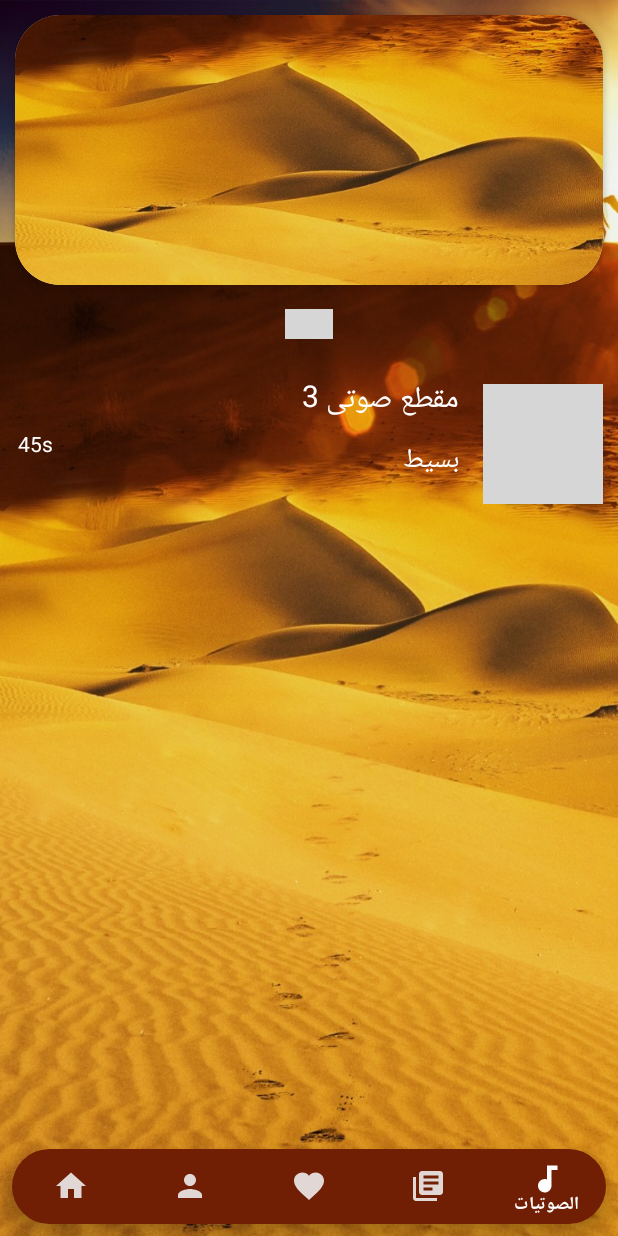
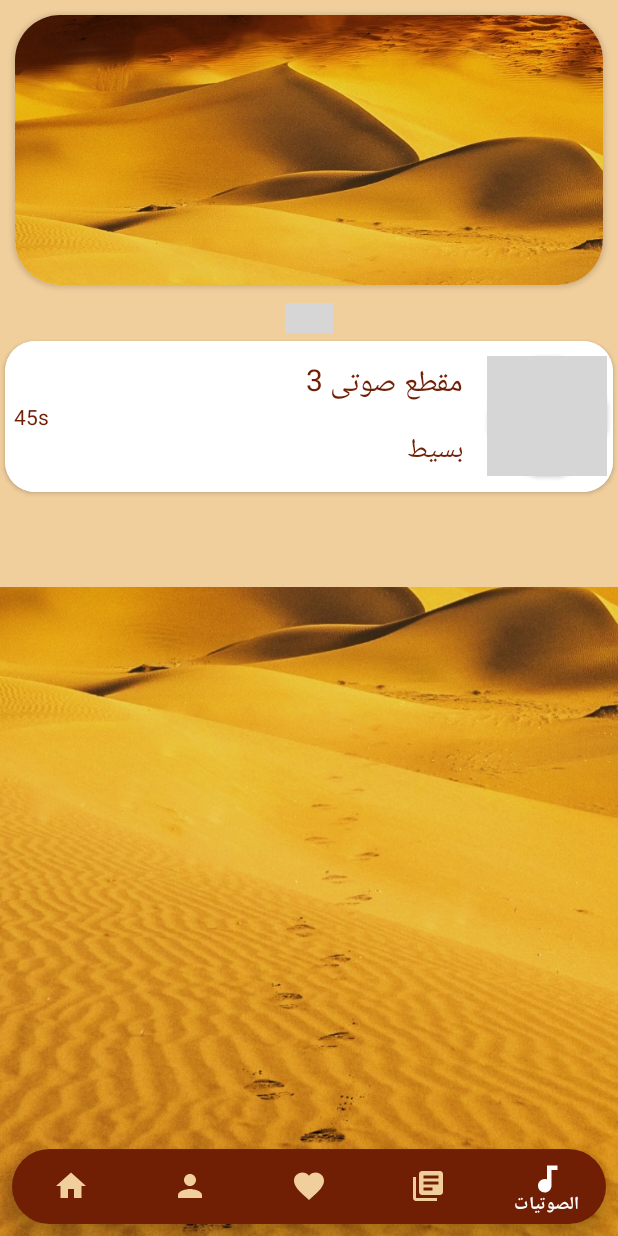
Before and after one commit to Graduate-Project/Fabehodahom-Eqtadih, an Android app: the screen it shows after launch (MainActivity), item 5 of the bottom bar chosen, on a phone screen of 412 x 824 dp. Run offline under Robolectric (Android 15) with nearby library versions, the phone set to English and light mode, and no system bars; our stand-ins replace data binding; plain views replace CircleIndicator; pictures from the network do not load; 1 statement that could not run was skipped; grey boxes are pictures that could not be loaded.

Commit message:
some edit

```diff
--- a/app/src/main/java/com/example/myproject/Adapter/SlideShowAdapterAudio.java
+++ b/app/src/main/java/com/example/myproject/Adapter/SlideShowAdapterAudio.java
@@ -17,59 +17,53 @@ import com.example.myproject.pojo.AudioData;
 import java.util.ArrayList;
 
 public class SlideShowAdapterAudio extends PagerAdapter {
-
     private Context context;
     LayoutInflater inflater;
-
     RecyclerAudioAdapter audioAdapter;
-
     public int[] audio_series = {
             R.drawable.back,
             R.drawable.splash
     };
-
-
     public SlideShowAdapterAudio(Context context) {
         this.context = context;
     }
-
     public SlideShowAdapterAudio(Context context, RecyclerAudioAdapter audioAdapter) {
-
         this.context = context;
-        this.audioAdapter = audioAdapter;
-    }
-
+        this.audioAdapter = audioAdapter; }
     @Override
     public int getCount() {
-
         return audio_series.length;
     }
-
     @Override
     public boolean isViewFromObject(@NonNull View view, @NonNull Object object) {
-
         return (view == (LinearLayout) object);
     }
-
     @NonNull
     @Override
     public Object instantiateItem(@NonNull ViewGroup container, int position) {
-
         inflater = (LayoutInflater) context.getSystemService(context.LAYOUT_INFLATER_SERVICE);
-
         View view_audio = inflater.inflate(R.layout.slide_show_audio, container, false);
-
         ImageView audio_img = view_audio.findViewById(R.id.image_slide_audio_id);
-
         // use glide library to load image faster
         Glide.with(context).load(audio_series[position]).into(audio_img);
-
         // arrays for recycle
         ArrayList<AudioData> audios1 = new ArrayList<>();
         audios1.add(new AudioData(R.drawable.back, "مقطع صوتى 1", "بسيط", 20 + "s"));
         audios1.add(new AudioData(R.drawable.back, "مقطع صوتى 2", "بسيط", 50 + "s"));
+        audios1.add(new AudioData(R.drawable.back, "مقطع صوتى 1", "بسيط", 20 + "s"));
+        audios1.add(new AudioData(R.drawable.back, "مقطع صوتى 2", "بسيط", 50 + "s"));
+        audios1.add(new AudioData(R.drawable.back, "مقطع صوتى 1", "بسيط", 20 + "s"));
+        audios1.add(new AudioData(R.drawable.back, "مقطع صوتى 2", "بسيط", 50 + "s"));
+        audios1.add(new AudioData(R.drawable.back, "مقطع صوتى 1", "بسيط", 20 + "s"));
+        audios1.add(new AudioData(R.drawable.back, "مقطع صوتى 2", "بسيط", 50 + "s"));
 
         ArrayList<AudioData> audios2 = new ArrayList<>();
+        audios2.add(new AudioData(R.drawable.splash, "مقطع صوتى 3", "بسيط", 45 + "s"));
+        audios2.add(new AudioData(R.drawable.splash, "مقطع صوتى 6", "بسيط", 20 + "s"));
+        audios2.add(new AudioData(R.drawable.splash, "مقطع صوتى 3", "بسيط", 45 + "s"));
+        audios2.add(new AudioData(R.drawable.splash, "مقطع صوتى 6", "بسيط", 20 + "s"));
+        audios2.add(new AudioData(R.drawable.splash, "مقطع صوتى 3", "بسيط", 45 + "s"));
+        audios2.add(new AudioData(R.drawable.splash, "مقطع صوتى 6", "بسيط", 20 + "s"));
         audios2.add(new AudioData(R.drawable.splash, "مقطع صوتى 3", "بسيط", 45 + "s"));
         audios2.add(new AudioData(R.drawable.splash, "مقطع صوتى 6", "بسيط", 20 + "s"));
 
@@ -80,22 +74,18 @@ public class SlideShowAdapterAudio extends PagerAdapter {
                     case 0:
                         audioAdapter.setData(audios1);
                         break;
-
                     case 1:
                         audioAdapter.setData(audios2);
                         break;
                 }
-
             }
         });
         container.addView(view_audio);
-
         return view_audio;
     }
 
     @Override
     public void destroyItem(@NonNull ViewGroup container, int position, @NonNull Object object) {
-
         container.removeView((LinearLayout) object);
     }
 
--- a/app/src/main/java/com/example/myproject/home/HomeFragment.java
+++ b/app/src/main/java/com/example/myproject/home/HomeFragment.java
@@ -35,8 +35,7 @@ public class HomeFragment extends Fragment {
             @Override
             public void onClick(View view) {
 
-                    Intent i = new Intent(getActivity(), ContentLibrary.class);
-                    startActivity(i);
+
 //                FragmentTransaction transaction = getFragmentManager().beginTransaction();
 //                // Replace whatever is in the fragment_container view with this fragment,
 //                // and add the transaction to the back stack
--- a/app/src/main/java/com/example/myproject/room/SehapaDao.java
+++ b/app/src/main/java/com/example/myproject/room/SehapaDao.java
@@ -12,7 +12,4 @@ public interface SehapaDao {
 
 @Query("select * from Sehapa_table")
 List<Sehapa> getSehapa();
-
-
-
 }
--- a/app/src/main/res/layout/fragment_audio.xml
+++ b/app/src/main/res/layout/fragment_audio.xml
@@ -6,9 +6,14 @@
 
     </data>
 
+    <ScrollView
+        android:layout_width="match_parent"
+        android:layout_height="match_parent">
+
         <RelativeLayout
             android:layout_width="match_parent"
-        android:layout_height="match_parent"
+            android:layout_height="wrap_content"
+            android:background="@color/light_brown"
             tools:context=".audio.AudioFragment">
 
 
@@ -21,18 +26,17 @@
                 android:id="@+id/circle_indicator_audio_series"
                 android:layout_width="wrap_content"
                 android:layout_height="20dp"
-            android:layout_margin="6dp"
                 android:layout_below="@+id/view_pager_audio_series"
                 android:layout_centerHorizontal="true"
-            android:background="@color/brown" />
+                android:layout_margin="2dp"
+                android:background="@color/light_brown" />
 
 
             <androidx.recyclerview.widget.RecyclerView
                 android:id="@+id/recycler_view_audio_id"
                 android:layout_width="match_parent"
                 android:layout_height="match_parent"
-            android:layout_below="@id/circle_indicator_audio_series"
-            android:layout_margin="6dp" />
+                android:layout_below="@id/circle_indicator_audio_series" />
 
             <View
                 android:layout_width="match_parent"
@@ -40,4 +44,5 @@
                 android:layout_below="@id/recycler_view_audio_id" />
 
         </RelativeLayout>
+    </ScrollView>
 </layout>
--- a/app/src/main/res/layout/recycler_audio_item.xml
+++ b/app/src/main/res/layout/recycler_audio_item.xml
@@ -1,54 +1,64 @@
 <?xml version="1.0" encoding="utf-8"?>
-<RelativeLayout xmlns:android="http://schemas.android.com/apk/res/android"
+<androidx.cardview.widget.CardView xmlns:android="http://schemas.android.com/apk/res/android"
+    xmlns:app="http://schemas.android.com/apk/res-auto"
     android:layout_width="match_parent"
     android:layout_height="wrap_content"
-    xmlns:app="http://schemas.android.com/apk/res-auto">
+    android:layout_margin="3dp"
+    app:cardCornerRadius="20dp">
+
+    <RelativeLayout
+        android:layout_width="match_parent"
+        android:layout_height="wrap_content"
+        android:background="@color/white">
+
 
         <androidx.cardview.widget.CardView
             android:id="@+id/c"
             android:layout_width="wrap_content"
             android:layout_height="wrap_content"
+            android:layout_alignParentEnd="true"
             android:layout_centerVertical="true"
-        android:layout_alignParentEnd="true"
             android:layout_margin="4dp"
-        app:cardCornerRadius="20dp">
+            app:cardCornerRadius="40dp">
 
             <ImageView
                 android:id="@+id/audo_image"
                 android:layout_width="80dp"
                 android:layout_height="80dp"
                 android:scaleType="centerCrop"
-            android:src="@drawable/im"/>
+                android:src="@drawable/im" />
         </androidx.cardview.widget.CardView>
 
         <LinearLayout
             android:id="@+id/parent"
-        android:layout_width="match_parent"
-        android:layout_height="100dp"
+            android:layout_width="wrap_content"
+            android:layout_height="wrap_content"
+            android:layout_margin="8dp"
             android:layout_toStartOf="@+id/c"
-        android:layout_margin="8dp"
+            android:layout_centerVertical="true"
             android:orientation="vertical">
 
             <TextView
                 android:id="@+id/audio_name"
-            android:layout_width="match_parent"
+                android:layout_width="wrap_content"
                 android:layout_height="wrap_content"
-            android:gravity="center_vertical"
+                android:fontFamily="sans-serif-thin"
+                android:gravity="start"
                 android:padding="4dp"
                 android:text="اسم المقطع"
+                android:textColor="@color/brown"
                 android:textSize="20sp"
-            android:textStyle="bold"
-            android:textColor="@color/white"
-            android:fontFamily="sans-serif-thin"/>
+                android:textStyle="bold" />
 
             <TextView
                 android:id="@+id/audio_char"
-            android:layout_width="match_parent"
+                android:layout_width="wrap_content"
                 android:layout_height="wrap_content"
-            android:gravity="center_vertical"
+                android:layout_gravity="end"
                 android:padding="4dp"
+                android:layout_marginTop="4dp"
                 android:text="اسم الشيخ"
-            android:textColor="@color/white"
+                android:textColor="@color/brown"
                 android:textSize="18sp" />
 
         </LinearLayout>
@@ -60,7 +70,8 @@
             android:layout_alignParentStart="true"
             android:layout_centerInParent="true"
             android:layout_margin="6dp"
-        android:textColor="@color/white"
-        android:text="مدة المقطع"/>
+            android:text="مدة المقطع"
+            android:textColor="@color/brown" />
 
     </RelativeLayout>
+</androidx.cardview.widget.CardView>
--- a/app/src/main/res/values/colors.xml
+++ b/app/src/main/res/values/colors.xml
@@ -1,7 +1,7 @@
 <?xml version="1.0" encoding="utf-8"?>
 <resources>
     <color name="brown">#701E04</color>
-    <color name="light_brown">#E1D8D5</color>
+    <color name="light_brown">#F1CF9D</color>
     <color name="colorPrimary">#DF8601</color>
     <color name="colorPrimaryDark">#C17401</color>
     <color name="teal_200">#FF03DAC5</color>
@@ -10,4 +10,5 @@
     <color name="white">#FFFFFFFF</color>
     <color name="green">#39B13E</color>
     <color name="dark_green">#023E05</color>
+    <color name="gray">#333232</color>
 </resources>
```
Also changed, not shown: app/src/main/res/drawable/left_radiud.xml (added, +8 -0 lines), app/src/main/res/drawable/right_radius.xml (added, +8 -0 lines), app/src/main/res/layout/frag_audio_player.xml (+7 -10 lines), app/src/main/res/layout/frag_for_each_attrib.xml (+19 -25 lines), app/src/main/res/layout/fragment_framgentfoeachchar.xml (+23 -26 lines). Lines whose indentation alone changed are shown as unchanged.
